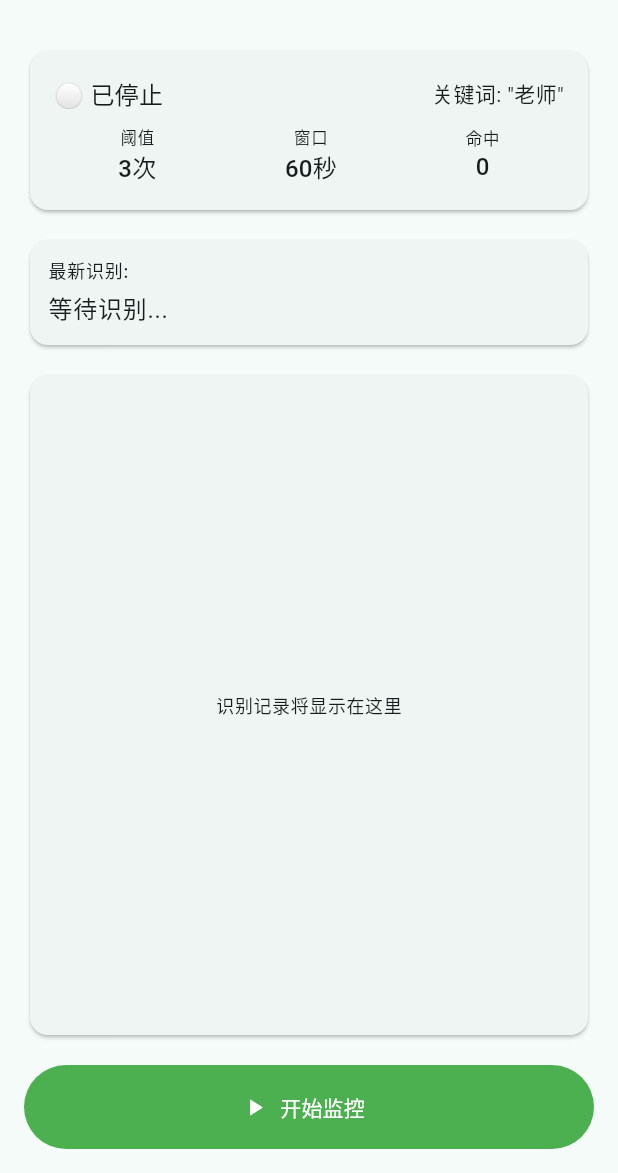
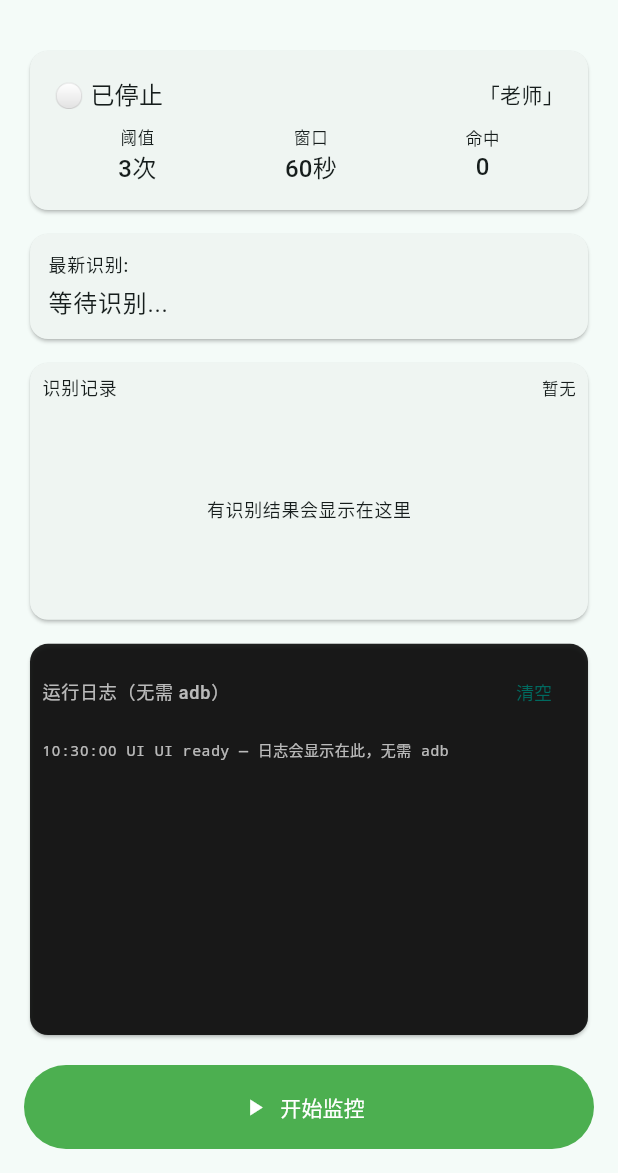
Before and after one commit to mkaaad/keyword_alert, a Flutter app: the screen it shows after launch, on a phone screen of 412 x 824 dp, the part 63-1236 px from its top. Run offline on Flutter 3.47's test engine with Material 3 defaults, Android fonts, the phone set to English and light mode, and no system bars; our stand-ins replace audioplayers, flutter_local_notifications, shared_preferences; missing offline and left inert: flutter_foreground_task.

Commit message:
feat: show native debug logs in app UI (no adb needed)
Stream KeywordAlert logs to Flutter via EventChannel; dark log panel
on home page. Keep system-playback-only capture path changes.

```diff
--- a/lib/services/audio_capture.dart
+++ b/lib/services/audio_capture.dart
@@ -2,23 +2,46 @@ import 'dart:async';
 import 'package:flutter/foundation.dart';
 import 'package:flutter/services.dart';
 
+class CaptureStartResult {
+  final bool ok;
+  final String mode; // playback | none | ...
+  final String? error;
+
+  const CaptureStartResult({
+    required this.ok,
+    required this.mode,
+    this.error,
+  });
+
+  bool get isPlayback => mode == 'playback';
+}
+
 class AudioCaptureService {
   static const _channel = MethodChannel('com.keyword/audio_capture');
   static const _eventChannel = EventChannel('com.keyword/asr_stream');
+  static const _logChannel = EventChannel('com.keyword/debug_log');
 
   StreamSubscription<String>? _subscription;
-  StreamController<String>? _controller;
+  StreamSubscription<String>? _logSubscription;
 
-  Future<bool> start() async {
+  Future<CaptureStartResult> start() async {
     try {
-      final result = await _channel.invokeMethod<bool>('startCapture');
-      return result ?? false;
+      final raw = await _channel.invokeMethod<dynamic>('startCapture');
+      if (raw is Map) {
+        return CaptureStartResult(
+          ok: raw['ok'] == true,
+          mode: (raw['mode'] as String?) ?? 'none',
+          error: raw['error'] as String?,
+        );
+      }
+      final ok = raw == true;
+      return CaptureStartResult(ok: ok, mode: ok ? 'unknown' : 'none');
     } on PlatformException catch (e) {
       debugPrint('AudioCapture start failed: ${e.message}');
-      return false;
+      return CaptureStartResult(ok: false, mode: 'none', error: e.message);
     } on MissingPluginException catch (e) {
       debugPrint('AudioCapture plugin missing: $e');
-      return false;
+      return const CaptureStartResult(ok: false, mode: 'none', error: 'missing_plugin');
     }
   }
 
@@ -34,33 +57,45 @@ class AudioCaptureService {
     }
   }
 
-  /// Single-subscription style broadcast of ASR text. Calling again replaces
-  /// the previous listener (prevents leak on restart).
+  Future<String> captureMode() async {
+    try {
+      final m = await _channel.invokeMethod<String>('captureMode');
+      return m ?? 'none';
+    } catch (_) {
+      return 'none';
+    }
+  }
+
+  /// Native + app diagnostic log lines (also in logcat as KeywordAlert).
+  StreamSubscription<String> listenLogs(void Function(String line) onLine) {
+    _logSubscription?.cancel();
+    _logSubscription = _logChannel
+        .receiveBroadcastStream()
+        .where((e) => e is String && e.isNotEmpty)
+        .cast<String>()
+        .listen(onLine, onError: (Object e) {
+      debugPrint('debug_log error: $e');
+    });
+    return _logSubscription!;
+  }
+
   StreamSubscription<String> listen(
     void Function(String text) onData, {
     void Function(Object error)? onError,
   }) {
     _subscription?.cancel();
-    _controller?.close();
-    final controller = StreamController<String>.broadcast();
-    _controller = controller;
-
     _subscription = _eventChannel
         .receiveBroadcastStream()
         .where((event) => event is String && event.isNotEmpty)
         .cast<String>()
         .listen(
-      (text) {
-        if (!controller.isClosed) controller.add(text);
-        onData(text);
-      },
+      onData,
       onError: (Object e, StackTrace st) {
         debugPrint('ASR stream error: $e');
         onError?.call(e);
       },
       cancelOnError: false,
     );
-
     return _subscription!;
   }
 
@@ -68,16 +103,14 @@ class AudioCaptureService {
     try {
       final result = await _channel.invokeMethod<bool>('isActive');
       return result ?? false;
-    } on PlatformException {
-      return false;
-    } on MissingPluginException {
+    } catch (_) {
       return false;
     }
   }
 
   Future<void> dispose() async {
+    await _logSubscription?.cancel();
+    _logSubscription = null;
     await stop();
-    await _controller?.close();
-    _controller = null;
   }
 }
--- a/lib/ui/home_page.dart
+++ b/lib/ui/home_page.dart
@@ -26,8 +26,11 @@ class _HomePageState extends State<HomePage> {
   bool _isMonitoring = false;
   bool _isStarting = false;
   String _lastText = '等待识别...';
+  String _captureMode = 'none'; // playback | none
   int _hitCount = 0;
   final List<String> _recentTexts = [];
+  final List<String> _debugLogs = [];
+  final ScrollController _logScroll = ScrollController();
 
   @override
   void initState() {
@@ -35,10 +38,35 @@ class _HomePageState extends State<HomePage> {
     _loadConfig();
     _alarm.initialize();
     _initForegroundTask();
+    _audioCapture.listenLogs(_onNativeLog);
+    _appendLog('UI ready — 日志会显示在此，无需 adb');
+  }
+
+  void _onNativeLog(String line) {
+    if (!mounted) return;
+    setState(() {
+      _debugLogs.add(line);
+      if (_debugLogs.length > 300) {
+        _debugLogs.removeRange(0, _debugLogs.length - 300);
+      }
+    });
+    WidgetsBinding.instance.addPostFrameCallback((_) {
+      if (_logScroll.hasClients) {
+        _logScroll.jumpTo(_logScroll.position.maxScrollExtent);
+      }
+    });
+  }
+
+  void _appendLog(String msg) {
+    final now = DateTime.now();
+    final t =
+        '${now.hour.toString().padLeft(2, '0')}:${now.minute.toString().padLeft(2, '0')}:${now.second.toString().padLeft(2, '0')}';
+    _onNativeLog('$t UI $msg');
   }
 
   @override
   void dispose() {
+    _logScroll.dispose();
     unawaited(_audioCapture.dispose());
     unawaited(_alarm.stop());
     _alarm.dispose();
@@ -126,24 +154,30 @@ class _HomePageState extends State<HomePage> {
     }
 
     setState(() => _isStarting = true);
+    _appendLog('开始监控…（将请求屏幕录制/投射）');
 
-    // Capture first (native starts mediaProjection FGS only AFTER user consents).
-    // Do not start Flutter FGS with mediaProjection type before consent — crashes on API 34.
-    final ok = await _audioCapture.start();
-    if (!ok) {
+    // Native: dialog first → mediaProjection FGS → AudioPlaybackCapture only (no mic).
+    final start = await _audioCapture.start();
+    _appendLog('start 结果 ok=${start.ok} mode=${start.mode} err=${start.error}');
+    if (!start.ok || !start.isPlayback) {
       if (mounted) {
-        setState(() => _isStarting = false);
+        setState(() {
+          _isStarting = false;
+          _captureMode = start.mode;
+        });
+        final err = start.error ?? 'unknown';
         await showDialog<void>(
           context: context,
           builder: (ctx) => AlertDialog(
-            title: const Text('启动失败'),
-            content: const Text(
-              '音频捕获启动失败。\n\n'
-              '请允许「屏幕录制/投射」权限（用于捕获 B站/会议等系统播放声音）。\n\n'
-              '其它可能原因：\n'
-              '1. 未授予录音/通知权限\n'
-              '2. 未允许前台服务通知\n'
-              '3. ASR 模型未正确打包',
+            title: const Text('系统内录未成功'),
+            content: Text(
+              '未能捕获其它 App 的播放声音（不会静默改用麦克风）。\n\n'
+              '错误码: $err\n\n'
+              '请确认：\n'
+              '1. 点了「立即开始」允许屏幕录制/投射\n'
+              '2. 通知栏允许本应用前台服务\n'
+              '3. 使用含应用内日志的新版本\n'
+              '4. 看下方「运行日志」定位原因',
             ),
             actions: [
               FilledButton(
@@ -180,7 +214,7 @@ class _HomePageState extends State<HomePage> {
     try {
       await FlutterForegroundTask.startService(
         notificationTitle: '关键词监控运行中',
-        notificationText: '正在监听「${_config.keyword}」',
+        notificationText: '系统内录 · 监听「${_config.keyword}」',
         callback: backgroundTaskCallback,
       );
     } catch (e) {
@@ -191,9 +225,10 @@ class _HomePageState extends State<HomePage> {
     setState(() {
       _isMonitoring = true;
       _isStarting = false;
+      _captureMode = start.mode;
       _hitCount = 0;
       _recentTexts.clear();
-      _lastText = '等待识别...';
+      _lastText = '等待识别...（系统内录）';
     });
   }
 
@@ -309,11 +344,15 @@ class _HomePageState extends State<HomePage> {
                       mainAxisAlignment: MainAxisAlignment.spaceBetween,
                       children: [
                         Text(
-                          _isMonitoring ? '🟢 监控中' : '⚪ 已停止',
+                          _isMonitoring
+                              ? (_captureMode == 'playback'
+                                  ? '🟢 系统内录'
+                                  : '🟡 监控中·$_captureMode')
+                              : '⚪ 已停止',
                           style: theme.textTheme.titleMedium,
                         ),
                         Text(
-                          '关键词: "${_config.keyword}"',
+                          '「${_config.keyword}」',
                           style: theme.textTheme.bodyMedium,
                         ),
                       ],
@@ -334,7 +373,7 @@ class _HomePageState extends State<HomePage> {
                 ),
               ),
             ),
-            const SizedBox(height: 12),
+            const SizedBox(height: 8),
             Card(
               child: Padding(
                 padding: const EdgeInsets.all(12.0),
@@ -348,13 +387,31 @@ class _HomePageState extends State<HomePage> {
                 ),
               ),
             ),
-            const SizedBox(height: 12),
+            const SizedBox(height: 8),
             Expanded(
+              flex: 2,
               child: Card(
+                child: Column(
+                  crossAxisAlignment: CrossAxisAlignment.stretch,
+                  children: [
+                    Padding(
+                      padding: const EdgeInsets.fromLTRB(8, 8, 8, 0),
+                      child: Row(
+                        children: [
+                          Text('识别记录', style: theme.textTheme.labelMedium),
+                          const Spacer(),
+                          Text(
+                            _recentTexts.isEmpty ? '暂无' : '${_recentTexts.length}条',
+                            style: theme.textTheme.labelSmall,
+                          ),
+                        ],
+                      ),
+                    ),
+                    Expanded(
                       child: _recentTexts.isEmpty
                           ? Center(
                               child: Text(
-                          '识别记录将显示在这里',
+                                '有识别结果会显示在这里',
                                 style: theme.textTheme.bodySmall,
                               ),
                             )
@@ -368,6 +425,73 @@ class _HomePageState extends State<HomePage> {
                                   style: theme.textTheme.bodySmall,
                                 ),
                               ),
+                            ),
+                    ),
+                  ],
+                ),
+              ),
+            ),
+            const SizedBox(height: 8),
+            Expanded(
+              flex: 3,
+              child: Card(
+                color: Colors.black87,
+                child: Column(
+                  crossAxisAlignment: CrossAxisAlignment.stretch,
+                  children: [
+                    Padding(
+                      padding: const EdgeInsets.fromLTRB(8, 8, 4, 0),
+                      child: Row(
+                        children: [
+                          Text(
+                            '运行日志（无需 adb）',
+                            style: theme.textTheme.labelMedium?.copyWith(
+                              color: Colors.white70,
+                            ),
+                          ),
+                          const Spacer(),
+                          TextButton(
+                            onPressed: () => setState(_debugLogs.clear),
+                            child: const Text('清空', style: TextStyle(fontSize: 12)),
+                          ),
+                        ],
+                      ),
+                    ),
+                    Expanded(
+                      child: _debugLogs.isEmpty
+                          ? const Center(
+                              child: Text(
+                                '等待日志…',
+                                style: TextStyle(color: Colors.white38, fontSize: 12),
+                              ),
+                            )
+                          : ListView.builder(
+                              controller: _logScroll,
+                              padding: const EdgeInsets.all(8),
+                              itemCount: _debugLogs.length,
+                              itemBuilder: (_, i) {
+                                final line = _debugLogs[i];
+                                final color = line.contains(' E ')
+                                    ? Colors.redAccent
+                                    : line.contains(' W ')
+                                        ? Colors.orangeAccent
+                                        : line.contains('playback') ||
+                                                line.contains('ASR ok')
+                                            ? Colors.lightGreenAccent
+                                            : Colors.white70;
+                                return Text(
+                                  line,
+                                  style: TextStyle(
+                                    fontFamily: 'monospace',
+                                    fontSize: 10,
+                                    color: color,
+                                    height: 1.3,
+                                  ),
+                                );
+                              },
+                            ),
+                    ),
+                  ],
                 ),
               ),
             ),
```
Also changed, not shown: 4 other files. Lines whose indentation alone changed are shown as unchanged.
